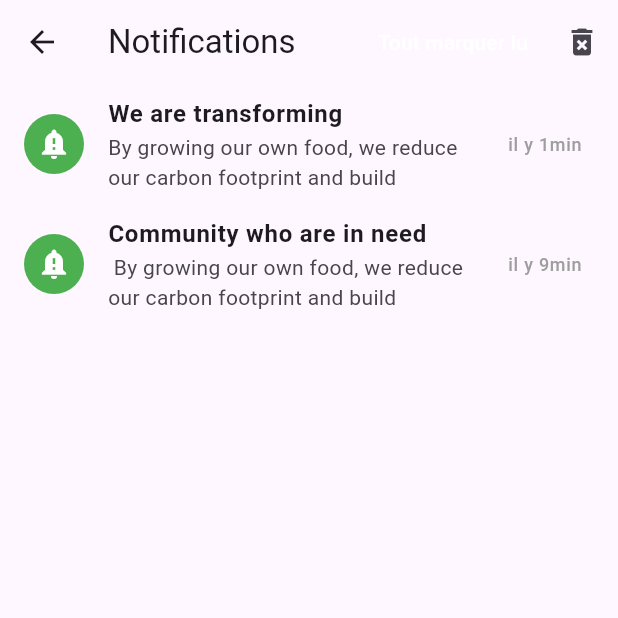
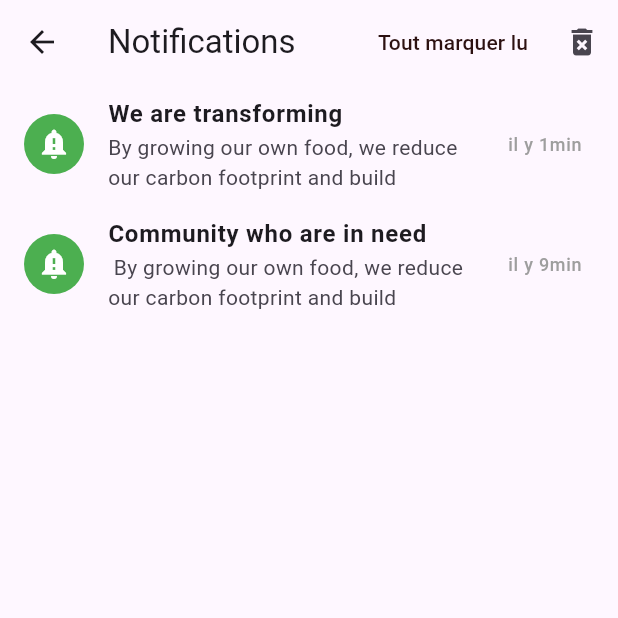
Before and after one commit to repsorp39/The-Flutter-Class-Project, a Flutter app: the screen it shows after launch, after a tap on the "notifications active" icon, on a phone screen of 412 x 824 dp, the top half of it. Run offline on Flutter 3.47's test engine with Material 3 defaults, Android fonts, the light colour scheme and no system bars; network calls fail.

Commit message:
All recommentation page

```diff
--- a/lib/composants/donation_cart.dart
+++ b/lib/composants/donation_cart.dart
@@ -16,7 +16,14 @@ class DonationCard extends StatelessWidget {
           0.7, //70% de la largeur de l'ecran pour notre carte
       decoration: BoxDecoration(
         color: Colors.black.withValues(alpha: 0.03),
-        borderRadius: BorderRadius.circular(20),
+        // On aligne le radius du haut de la carte avec celui de l'image
+        // pour que les coins supérieurs collent visuellement.
+        borderRadius: const BorderRadius.only(
+          topLeft: Radius.circular(25),
+          topRight: Radius.circular(25),
+          bottomLeft: Radius.circular(20),
+          bottomRight: Radius.circular(20),
+        ),
       ),
       child: InkWell(
         hoverColor: Colors.black.withValues(alpha: 0.03),
@@ -27,7 +34,11 @@ class DonationCard extends StatelessWidget {
           crossAxisAlignment: CrossAxisAlignment.start,
           children: [
             ClipRRect(
-              borderRadius: BorderRadius.all(Radius.circular(25)),
+              // On arrondit seulement les coins supérieurs de l'image
+              // pour qu'ils correspondent au borderRadius de la carte.
+              borderRadius: const BorderRadius.vertical(
+                top: Radius.circular(25),
+              ),
               child: Image.network(
                 feed.imageUrl,
                 fit: BoxFit.cover,
--- a/lib/screens/notifications.dart
+++ b/lib/screens/notifications.dart
@@ -62,7 +62,7 @@ class _NotificationPageState extends State<NotificationPage> {
             onPressed: _notifications.isEmpty ? null : _markAllRead,
             child: const Text(
               'Tout marquer lu',
-              style: TextStyle(color: Colors.white),
+              style: TextStyle(color: Color.fromARGB(255, 44, 17, 17)),
             ),
           ),
           // Icône pour supprimer toutes les notifications
--- a/lib/screens/recommandations.dart
+++ b/lib/screens/recommandations.dart
@@ -16,7 +16,7 @@ class RecommandationsAll extends StatelessWidget {
           style: TextStyle(
             color: Colors.blueGrey,
             fontFamily: "Regular",
-            fontWeight: FontWeight.w400,
+            fontWeight: FontWeight.w500,
           ),
         ),
       ),
```
